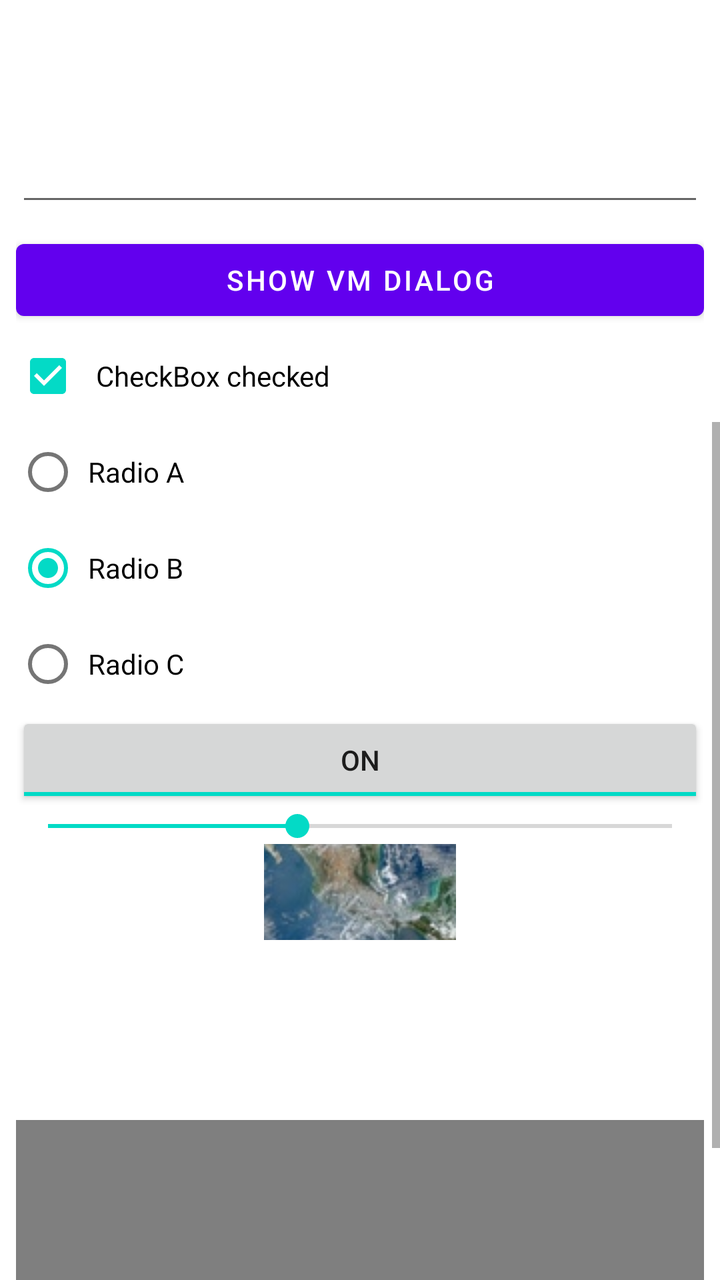
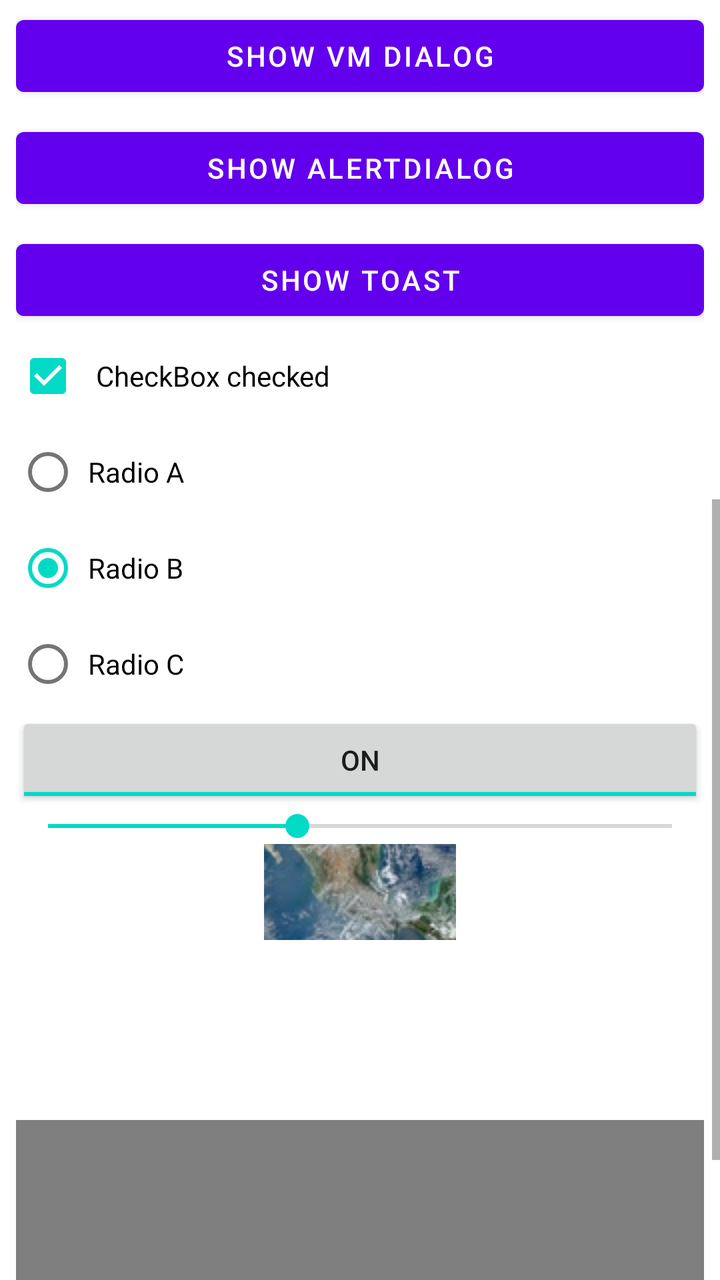

The first picture is an Android layout as it rendered before a commit; the second is the same layout after the commit. The layout source and the unified diff follow.
<!-- AndroidManifest.xml: fallback theme Theme.MaterialComponents.DayNight.NoActionBar -->
<!-- res/layout/runtime_footer.xml -->
<?xml version="1.0" encoding="utf-8"?>
<ScrollView xmlns:android="http://schemas.android.com/apk/res/android"
    android:id="@+id/runtime_feature_panel"
    android:layout_width="match_parent"
    android:layout_height="260dp"
    android:fillViewport="true">

    <LinearLayout
        android:layout_width="match_parent"
        android:layout_height="wrap_content"
        android:gravity="center_horizontal"
        android:orientation="vertical"
        android:padding="@dimen/runtime_gap">

    <TextView
        android:id="@+id/runtime_included_label"
        android:layout_width="wrap_content"
        android:layout_height="wrap_content"
        android:text="@string/xml_included"
        android:textColor="@color/runtime_accent"
        android:textSize="@dimen/runtime_body_size" />

    <Switch
        android:id="@+id/runtime_switch"
        android:layout_width="wrap_content"
        android:layout_height="wrap_content"
        android:checked="true"
        android:text="@string/xml_switch" />

    <ProgressBar
        android:id="@+id/runtime_progress"
        style="?android:attr/progressBarStyleHorizontal"
        android:layout_width="match_parent"
        android:layout_height="wrap_content"
        android:progress="35" />

    <EditText
        android:id="@+id/runtime_input"
        android:layout_width="match_parent"
        android:layout_height="wrap_content"
        android:text="@string/xml_input" />

    <TextView
        android:id="@+id/runtime_widget_header"
        android:layout_width="wrap_content"
        android:layout_height="wrap_content"
        android:layout_marginTop="@dimen/runtime_gap"
        android:text="@string/xml_widget_header"
        android:textColor="@color/runtime_accent"
        android:textSize="@dimen/runtime_body_size" />

    <ListView
        android:id="@+id/runtime_listview"
        android:layout_width="match_parent"
        android:layout_height="100dp"
        android:layout_marginTop="@dimen/runtime_gap" />

    <Spinner
        android:id="@+id/runtime_spinner"
        android:layout_width="match_parent"
        android:layout_height="wrap_content"
        android:layout_marginTop="@dimen/runtime_gap" />

    <Button
        android:id="@+id/runtime_okhttp_action"
        android:layout_width="match_parent"
        android:layout_height="wrap_content"
        android:layout_marginTop="@dimen/runtime_gap"
        android:text="@string/xml_okhttp_action" />

    <EditText
        android:id="@+id/runtime_okhttp_output"
        android:layout_width="match_parent"
        android:layout_height="140dp"
        android:padding="8dp"
        android:textSize="12sp" />

    <Button
        android:id="@+id/runtime_dialog_action"
        android:layout_width="match_parent"
        android:layout_height="wrap_content"
        android:layout_marginTop="@dimen/runtime_gap"
        android:text="@string/xml_dialog_action" />

    <CheckBox
        android:id="@+id/runtime_checkbox"
        android:layout_width="match_parent"
        android:layout_height="wrap_content"
        android:checked="true"
        android:padding="8dp"
        android:text="@string/xml_checkbox" />

    <RadioGroup
        android:id="@+id/runtime_radiogroup"
        android:layout_width="match_parent"
        android:layout_height="wrap_content"
        android:orientation="vertical">

        <RadioButton
            android:id="@+id/runtime_radio_a"
            android:layout_width="match_parent"
            android:layout_height="wrap_content"
            android:padding="4dp"
            android:text="@string/xml_radio_a" />

        <RadioButton
            android:id="@+id/runtime_radio_b"
            android:layout_width="match_parent"
            android:layout_height="wrap_content"
            android:checked="true"
            android:padding="4dp"
            android:text="@string/xml_radio_b" />

        <RadioButton
            android:id="@+id/runtime_radio_c"
            android:layout_width="match_parent"
            android:layout_height="wrap_content"
            android:padding="4dp"
            android:text="@string/xml_radio_c" />
    </RadioGroup>

    <ToggleButton
        android:id="@+id/runtime_toggle"
        android:layout_width="match_parent"
        android:layout_height="wrap_content"
        android:checked="true"
        android:padding="6dp"
        android:text="@string/xml_toggle" />

    <SeekBar
        android:id="@+id/runtime_seekbar"
        android:layout_width="match_parent"
        android:layout_height="wrap_content"
        android:progress="40" />

    <ImageButton
        android:id="@+id/runtime_imagebutton"
        android:layout_width="96dp"
        android:layout_height="48dp"
        android:src="@drawable/runtime_photo" />

    <ImageView
        android:id="@+id/runtime_image"
        android:layout_width="160dp"
        android:layout_height="90dp"
        android:scaleType="fitCenter"
        android:contentDescription="@string/xml_image" />

    <VideoView
        android:id="@+id/runtime_video"
        android:layout_width="match_parent"
        android:layout_height="80dp" />

    <VideoView
        android:id="@+id/runtime_hls_video"
        android:layout_width="match_parent"
        android:layout_height="160dp"
        android:visibility="gone" />

    <TextView
        android:id="@+id/runtime_hls_status"
        android:layout_width="wrap_content"
        android:layout_height="wrap_content"
        android:text="HLS pending"
        android:textColor="@color/runtime_accent"
        android:textSize="@dimen/runtime_body_size" />

    <TextView
        android:id="@+id/runtime_media_status"
        android:layout_width="wrap_content"
        android:layout_height="wrap_content"
        android:text="Media pending"
        android:textColor="@color/runtime_accent"
        android:textSize="@dimen/runtime_body_size" />

    <TextView
        android:id="@+id/runtime_thread_status"
        android:layout_width="wrap_content"
        android:layout_height="wrap_content"
        android:text="@string/thread_pending"
        android:textColor="@color/runtime_accent"
        android:textSize="@dimen/runtime_body_size" />

    <TextView
        android:id="@+id/runtime_io_status"
        android:layout_width="wrap_content"
        android:layout_height="wrap_content"
        android:text="Guest pipe IO pending"
        android:textColor="@color/runtime_accent"
        android:textSize="@dimen/runtime_body_size" />

    <TextView
        android:id="@+id/runtime_capability_status"
        android:layout_width="wrap_content"
        android:layout_height="wrap_content"
        android:text="DEX special usage pending"
        android:textColor="@color/runtime_accent"
        android:textSize="@dimen/runtime_body_size" />

    </LinearLayout>
</ScrollView>
<!-- resources referenced by this layout -->
<resources>
  <color name="runtime_accent">#FF13866F</color>
  <dimen name="runtime_body_size">16sp</dimen>
  <dimen name="runtime_gap">8dp</dimen>
  <!-- drawable runtime_photo: jpg bitmap (drawable, 18894 bytes) -->
  <string name="thread_pending">Thread pending</string>
  <string name="xml_checkbox">CheckBox checked</string>
  <string name="xml_dialog_action">Show VM dialog</string>
  <string name="xml_image">Image slot</string>
  <string name="xml_included">Included compiled layout</string>
  <string name="xml_input">Compatibility input</string>
  <string name="xml_okhttp_action">Fetch Baidu HTML (OkHttp)</string>
  <string name="xml_radio_a">Radio A</string>
  <string name="xml_radio_b">Radio B</string>
  <string name="xml_radio_c">Radio C</string>
  <string name="xml_switch">Switch enabled</string>
  <string name="xml_toggle">ToggleButton</string>
  <string name="xml_widget_header">Extended widget gallery</string>
</resources>

<!-- the commit's change to res/layout/runtime_footer.xml (unified diff, before → after) -->
@@ -81,6 +81,20 @@
         android:layout_height="wrap_content"
         android:layout_marginTop="@dimen/runtime_gap"
         android:text="@string/xml_dialog_action" />
+
+    <Button
+        android:id="@+id/runtime_alert_action"
+        android:layout_width="match_parent"
+        android:layout_height="wrap_content"
+        android:layout_marginTop="@dimen/runtime_gap"
+        android:text="@string/xml_alert_action" />
+
+    <Button
+        android:id="@+id/runtime_toast_action"
+        android:layout_width="match_parent"
+        android:layout_height="wrap_content"
+        android:layout_marginTop="@dimen/runtime_gap"
+        android:text="@string/xml_toast_action" />
 
     <CheckBox
         android:id="@+id/runtime_checkbox"
<!-- resource entries referenced after the edit -->
@@ -5,6 +5,7 @@
   <dimen name="runtime_gap">8dp</dimen>
   <!-- drawable runtime_photo: jpg bitmap (drawable, 18894 bytes) -->
   <string name="thread_pending">Thread pending</string>
+  <string name="xml_alert_action">Show AlertDialog</string>
   <string name="xml_checkbox">CheckBox checked</string>
   <string name="xml_dialog_action">Show VM dialog</string>
   <string name="xml_image">Image slot</string>
@@ -15,6 +16,7 @@
   <string name="xml_radio_b">Radio B</string>
   <string name="xml_radio_c">Radio C</string>
   <string name="xml_switch">Switch enabled</string>
+  <string name="xml_toast_action">Show Toast</string>
   <string name="xml_toggle">ToggleButton</string>
   <string name="xml_widget_header">Extended widget gallery</string>
 </resources>
